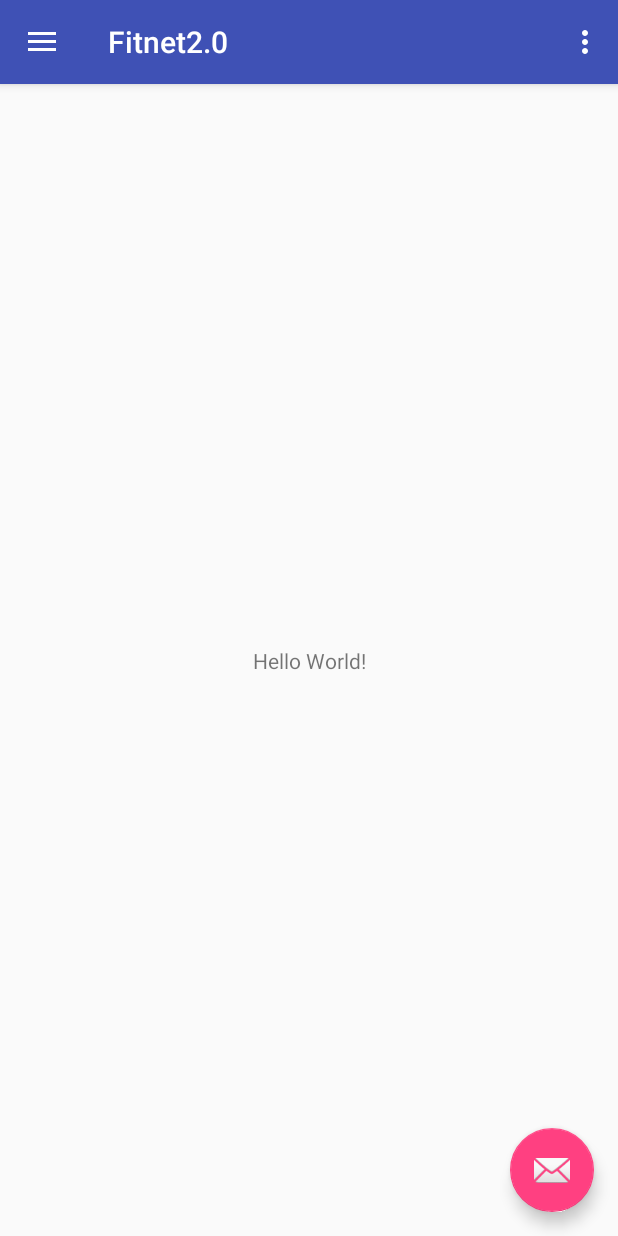
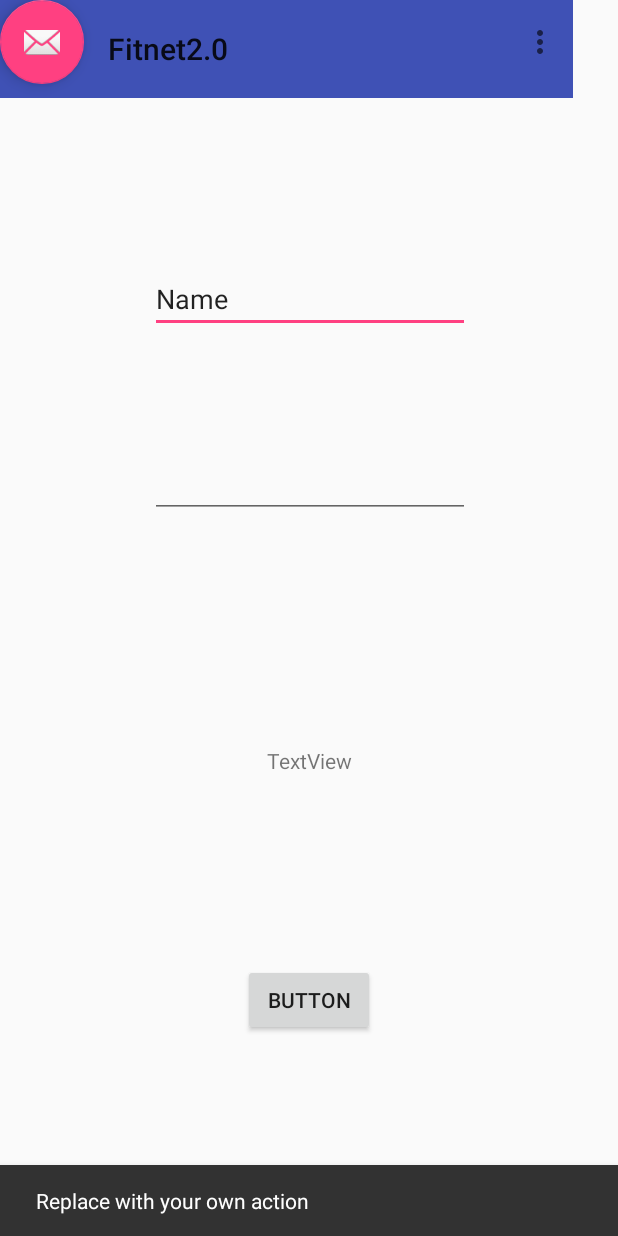
Before and after one commit to lucasgroba/Fitnet2.0, an Android app: the screen it shows after launch (MainActivity), after a tap on an icon or button, on a phone screen of 412 x 824 dp. Run offline under Robolectric (Android 15) with nearby library versions, the phone set to English and light mode, and no system bars; 1 other tap on this screen came first.

Commit message:
drawable bar completa

```diff
--- a/app/build.gradle
+++ b/app/build.gradle
@@ -9,23 +9,33 @@ android {
         targetSdkVersion 25
         versionCode 1
         versionName "1.0"
+//        sourceCompatibility = 1.6
+//        multiDexEnabled true
         testInstrumentationRunner "android.support.test.runner.AndroidJUnitRunner"
     }
+
     buildTypes {
         release {
             minifyEnabled false
             proguardFiles getDefaultProguardFile('proguard-android.txt'), 'proguard-rules.pro'
         }
     }
+
+//    dexOptions{
+//        javaMaxHeapSize "4g"
+//        preDexLibraries = false
+//    }
 }
 
 dependencies {
-    compile fileTree(dir: 'libs', include: ['*.jar'])
+    compile fileTree(include: ['*.jar'], dir: 'libs')
     androidTestCompile('com.android.support.test.espresso:espresso-core:2.2.2', {
         exclude group: 'com.android.support', module: 'support-annotations'
     })
     compile 'com.android.support:appcompat-v7:25.3.0'
     compile 'com.android.support:design:25.3.0'
     compile 'com.android.support.constraint:constraint-layout:1.0.0-alpha7'
+//    compile 'com.android.support:multidex:1.0.0'
     testCompile 'junit:junit:4.12'
+    compile files('libs/FitnetKeygen.jar')
 }
--- a/app/src/main/AndroidManifest.xml
+++ b/app/src/main/AndroidManifest.xml
@@ -1,5 +1,6 @@
 <?xml version="1.0" encoding="utf-8"?>
 <manifest xmlns:android="http://schemas.android.com/apk/res/android"
+
     package="com.example.lucas.fitnet20">
 
     <application
@@ -19,6 +20,9 @@
                 <category android:name="android.intent.category.LAUNCHER" />
             </intent-filter>
         </activity>
+        <uses-permission android:name="android.permission.ACCESS_NETWORK_STATE" />
+        <uses-permission android:name="android.permission.INTERNET" />
+
     </application>
 
 </manifest>
--- a/app/src/main/java/com/example/lucas/fitnet20/MainActivity.java
+++ b/app/src/main/java/com/example/lucas/fitnet20/MainActivity.java
@@ -1,5 +1,9 @@
 package com.example.lucas.fitnet20;
 
+import android.content.Context;
+import android.net.ConnectivityManager;
+import android.net.NetworkInfo;
+import android.os.AsyncTask;
 import android.os.Bundle;
 import android.support.design.widget.FloatingActionButton;
 import android.support.design.widget.Snackbar;
@@ -12,15 +16,35 @@ import android.support.v7.app.AppCompatActivity;
 import android.support.v7.widget.Toolbar;
 import android.view.Menu;
 import android.view.MenuItem;
+import android.widget.ArrayAdapter;
+import android.widget.Button;
+import android.widget.EditText;
+import android.widget.ListView;
+import android.widget.TextView;
+import android.widget.Toast;
+
+
+import com.fitnet.keygen.KeyGenerator;
+
+import java.io.BufferedInputStream;
+import java.io.InputStream;
+import java.net.HttpURLConnection;
+import java.net.MalformedURLException;
+import java.net.URL;
+import java.util.ArrayList;
+import java.util.List;
+
 
 public class MainActivity extends AppCompatActivity
+
         implements NavigationView.OnNavigationItemSelectedListener {
+
 
     @Override
     protected void onCreate(Bundle savedInstanceState) {
         super.onCreate(savedInstanceState);
         setContentView(R.layout.activity_main);
-        Toolbar toolbar = (Toolbar) findViewById(R.id.toolbar);
+        Toolbar toolbar = (Toolbar) findViewById(R.id.appBarLayout);
         setSupportActionBar(toolbar);
 
         FloatingActionButton fab = (FloatingActionButton) findViewById(R.id.fab);
@@ -40,7 +64,9 @@ public class MainActivity extends AppCompatActivity
 
         NavigationView navigationView = (NavigationView) findViewById(R.id.nav_view);
         navigationView.setNavigationItemSelectedListener(this);
+
     }
+
 
     @Override
     public void onBackPressed() {
@@ -74,6 +100,7 @@ public class MainActivity extends AppCompatActivity
         return super.onOptionsItemSelected(item);
     }
 
+
     @SuppressWarnings("StatementWithEmptyBody")
     @Override
     public boolean onNavigationItemSelected(MenuItem item) {
@@ -98,4 +125,6 @@ public class MainActivity extends AppCompatActivity
         drawer.closeDrawer(GravityCompat.START);
         return true;
     }
+
+
 }
--- a/app/src/main/res/layout/app_bar_main.xml
+++ b/app/src/main/res/layout/app_bar_main.xml
@@ -1,33 +1,126 @@
 <?xml version="1.0" encoding="utf-8"?>
-<android.support.design.widget.CoordinatorLayout xmlns:android="http://schemas.android.com/apk/res/android"
+<android.support.constraint.ConstraintLayout xmlns:android="http://schemas.android.com/apk/res/android"
     xmlns:app="http://schemas.android.com/apk/res-auto"
     xmlns:tools="http://schemas.android.com/tools"
     android:layout_width="match_parent"
     android:layout_height="match_parent"
-    tools:context="com.example.lucas.fitnet20.MainActivity">
+    tools:context="com.example.lucas.fitnet20.MainActivity"
+    tools:layout_editor_absoluteY="25dp"
+    tools:layout_editor_absoluteX="0dp">
 
-    <android.support.design.widget.AppBarLayout
-        android:layout_width="match_parent"
-        android:layout_height="wrap_content"
-        android:theme="@style/AppTheme.AppBarOverlay">
 
-        <android.support.v7.widget.Toolbar
-            android:id="@+id/toolbar"
-            android:layout_width="match_parent"
-            android:layout_height="?attr/actionBarSize"
-            android:background="?attr/colorPrimary"
-            app:popupTheme="@style/AppTheme.PopupOverlay" />
+    <android.support.v7.widget.Toolbar
+        android:id="@+id/appBarLayout"
+        android:layout_width="382dp"
+        android:layout_height="65dp"
+        android:background="?attr/colorPrimary"
+        app:popupTheme="@style/AppTheme.PopupOverlay"
+        tools:layout_editor_absoluteY="1dp"
+        tools:layout_editor_absoluteX="1dp" />
 
-    </android.support.design.widget.AppBarLayout>
-
-    <include layout="@layout/content_main" />
 
     <android.support.design.widget.FloatingActionButton
         android:id="@+id/fab"
         android:layout_width="wrap_content"
         android:layout_height="wrap_content"
-        android:layout_gravity="bottom|end"
-        android:layout_margin="@dimen/fab_margin"
-        app:srcCompat="@android:drawable/ic_dialog_email" />
+        app:srcCompat="@android:drawable/ic_dialog_email"
+        tools:layout_editor_absoluteY="511dp"
+        tools:layout_editor_absoluteX="328dp" />
 
-</android.support.design.widget.CoordinatorLayout>
+    <Button
+        android:id="@+id/iniciar"
+        android:layout_width="wrap_content"
+        android:layout_height="wrap_content"
+        android:text="Button"
+        app:layout_anchor="@+id/include"
+        app:layout_anchorGravity="bottom|center_horizontal"
+        app:layout_constraintBottom_toBottomOf="parent"
+        app:layout_constraintLeft_toLeftOf="parent"
+        app:layout_constraintRight_toRightOf="parent"
+        app:layout_constraintTop_toTopOf="parent"
+        app:layout_constraintVertical_bias="0.828" />
+
+    <EditText
+        android:id="@+id/nombre"
+        android:layout_width="wrap_content"
+        android:layout_height="wrap_content"
+        android:ems="10"
+        android:inputType="textPersonName"
+        android:text="Name"
+        app:layout_constraintRight_toRightOf="parent"
+        app:layout_constraintLeft_toLeftOf="parent"
+        app:layout_constraintBottom_toBottomOf="parent"
+        app:layout_constraintTop_toTopOf="parent"
+        app:layout_constraintHorizontal_bias="0.502"
+        app:layout_constraintVertical_bias="0.227" />
+
+    <EditText
+        android:id="@+id/password"
+        android:layout_width="wrap_content"
+        android:layout_height="wrap_content"
+        android:ems="10"
+        android:inputType="textPassword"
+        app:layout_constraintRight_toRightOf="parent"
+        app:layout_constraintLeft_toLeftOf="parent"
+        app:layout_constraintBottom_toBottomOf="parent"
+        app:layout_constraintTop_toTopOf="parent"
+        app:layout_constraintHorizontal_bias="0.502"
+        app:layout_constraintVertical_bias="0.385" />
+
+    <android.support.constraint.Guideline
+        android:layout_width="wrap_content"
+        android:layout_height="wrap_content"
+        android:id="@+id/guideline"
+        app:layout_constraintGuide_begin="20dp"
+        android:orientation="vertical"
+        tools:layout_editor_absoluteY="0dp"
+        tools:layout_editor_absoluteX="20dp" />
+
+    <android.support.constraint.Guideline
+        android:layout_width="wrap_content"
+        android:layout_height="wrap_content"
+        android:id="@+id/guideline2"
+        app:layout_constraintGuide_begin="20dp"
+        android:orientation="vertical"
+        tools:layout_editor_absoluteY="0dp"
+        tools:layout_editor_absoluteX="20dp" />
+
+    <android.support.constraint.Guideline
+        android:layout_width="wrap_content"
+        android:layout_height="wrap_content"
+        android:id="@+id/guideline3"
+        app:layout_constraintGuide_begin="20dp"
+        android:orientation="vertical"
+        tools:layout_editor_absoluteY="0dp"
+        tools:layout_editor_absoluteX="20dp" />
+
+    <android.support.constraint.Guideline
+        android:layout_width="wrap_content"
+        android:layout_height="wrap_content"
+        android:id="@+id/guideline4"
+        app:layout_constraintGuide_begin="20dp"
+        android:orientation="vertical"
+        tools:layout_editor_absoluteY="0dp"
+        tools:layout_editor_absoluteX="20dp" />
+
+    <android.support.constraint.Guideline
+        android:layout_width="wrap_content"
+        android:layout_height="wrap_content"
+        android:id="@+id/guideline5"
+        app:layout_constraintGuide_begin="20dp"
+        android:orientation="horizontal"
+        tools:layout_editor_absoluteY="20dp"
+        tools:layout_editor_absoluteX="0dp" />
+
+    <TextView
+        android:id="@+id/resultado"
+        android:layout_width="wrap_content"
+        android:layout_height="wrap_content"
+        android:text="TextView"
+        app:layout_constraintRight_toRightOf="parent"
+        app:layout_constraintLeft_toLeftOf="parent"
+        app:layout_constraintBottom_toBottomOf="parent"
+        app:layout_constraintTop_toTopOf="parent"
+        app:layout_constraintVertical_bias="0.618" />
+
+</android.support.constraint.ConstraintLayout>
--- a/app/src/main/res/menu/main.xml
+++ b/app/src/main/res/menu/main.xml
@@ -4,6 +4,5 @@
     <item
         android:id="@+id/action_settings"
         android:orderInCategory="100"
-        android:title="@string/action_settings"
-        app:showAsAction="never" />
+        android:title="@string/action_settings" />
 </menu>
```
Also changed, not shown: app/libs/FitnetKeygen.jar (added).
